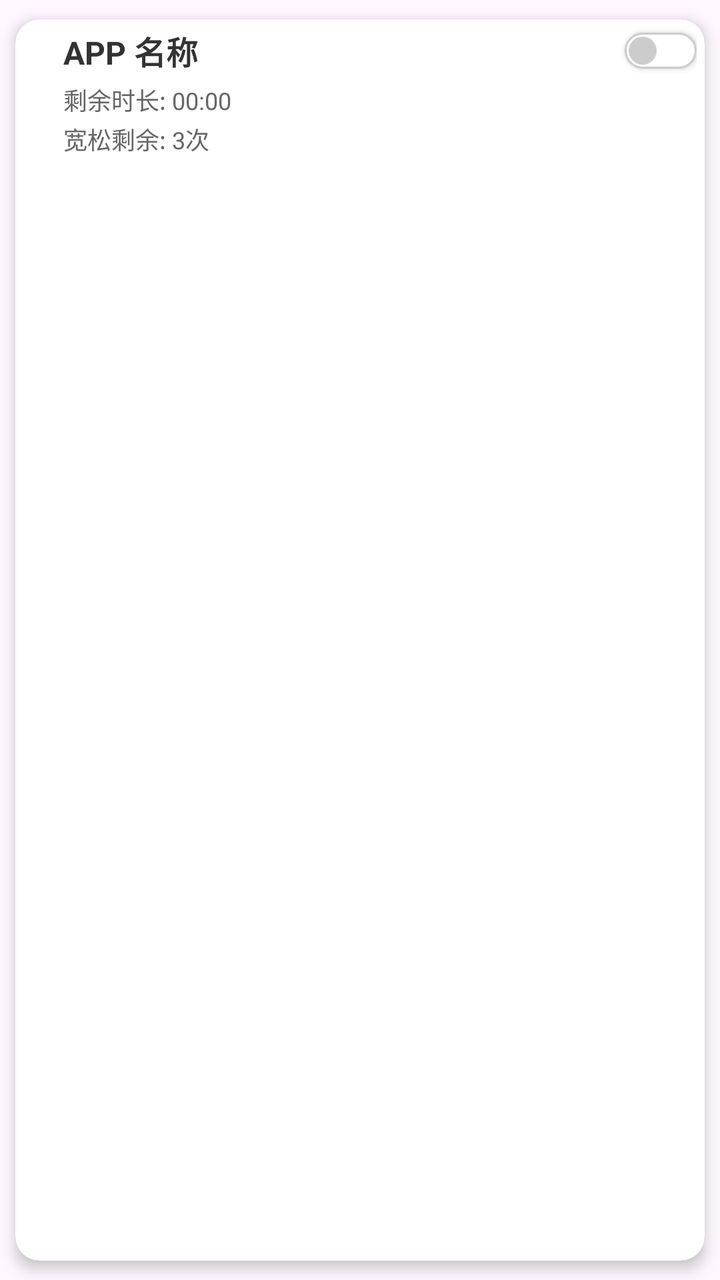
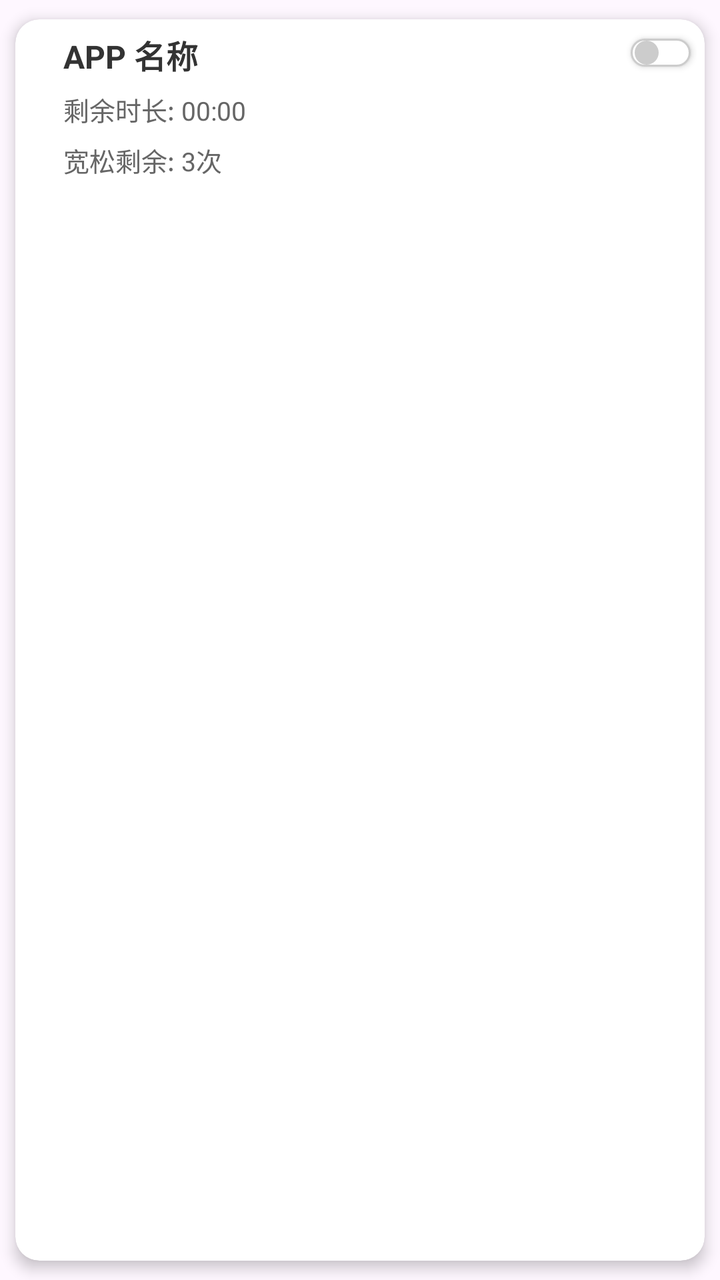

Screens rendered from an Android XML layout before and after an edit, with the pre-edit source and the edit as a unified diff.
<!-- AndroidManifest.xml: application theme Theme.Basic -->
<!-- res/layout/item_app_card.xml -->
<?xml version="1.0" encoding="utf-8"?>
<androidx.cardview.widget.CardView xmlns:android="http://schemas.android.com/apk/res/android"
    xmlns:app="http://schemas.android.com/apk/res-auto"
    android:layout_width="match_parent"
    android:layout_height="wrap_content"
    android:layout_marginTop="0dp"
    android:layout_marginBottom="1dp"
    android:layout_marginStart="2dp"
    android:layout_marginEnd="2dp"
    android:clickable="true"
    android:focusable="true"
    android:foreground="?android:attr/selectableItemBackground"
    app:cardCornerRadius="12dp"
    app:cardElevation="4dp"
    app:cardUseCompatPadding="true"
    app:cardBackgroundColor="#FFFFFF">

    <RelativeLayout
        android:layout_width="match_parent"
        android:layout_height="wrap_content"
        android:padding="4dp">

        
        <RelativeLayout
            android:id="@+id/row_top"
            android:layout_width="match_parent"
            android:layout_height="wrap_content"
            android:layout_alignParentTop="true">

            
            <TextView
                android:id="@+id/btn_delete_app"
                android:layout_width="20dp"
                android:layout_height="20dp"
                android:layout_alignParentStart="true"
                android:layout_centerVertical="true"
                android:background="?android:attr/selectableItemBackgroundBorderless"
                android:clickable="true"
                android:focusable="true"
                android:gravity="center"
                android:text="✕"
                android:textColor="#999999"
                android:textSize="14sp"
                android:textStyle="bold"
                android:visibility="gone" />

            
            <ToggleButton
                android:id="@+id/toggle_monitor"
                android:layout_width="36dp"
                android:layout_height="18dp"
                android:layout_alignParentEnd="true"
                android:layout_centerVertical="true"
                android:background="@drawable/toggle_switch_background"
                android:checked="false"
                android:textOff=""
                android:textOn="" />

            
            <TextView
                android:id="@+id/tv_app_name"
                android:layout_width="match_parent"
                android:layout_height="wrap_content"
                android:layout_alignParentStart="true"
                android:layout_toStartOf="@id/toggle_monitor"
                android:layout_centerVertical="true"
                android:paddingStart="20dp"
                android:paddingEnd="0dp"
                android:ellipsize="end"
                android:maxLines="2"
                android:gravity="center_vertical|start"
                android:text="APP 名称"
                android:textColor="#333333"
                android:textSize="16sp"
                android:textStyle="bold" />

        </RelativeLayout>

        
        <LinearLayout
            android:layout_width="match_parent"
            android:layout_height="wrap_content"
            android:layout_below="@id/row_top"
            android:orientation="vertical"
            android:gravity="start">

            <TextView
                android:id="@+id/tv_remaining_time"
                android:layout_width="wrap_content"
                android:layout_height="wrap_content"
                android:layout_marginStart="20dp"
                android:layout_marginTop="4dp"
                android:text="剩余时长: 00:00"
                android:textSize="12sp"
                android:textColor="#666666"
                android:maxLines="1"
                android:gravity="start" />

            <TextView
                android:id="@+id/tv_relaxed_count"
                android:layout_width="wrap_content"
                android:layout_height="wrap_content"
                android:layout_marginStart="20dp"
                android:layout_marginTop="2dp"
                android:text="宽松剩余: 3次"
                android:textSize="12sp"
                android:textColor="#666666"
                android:gravity="start" />

        </LinearLayout>

    </RelativeLayout>

</androidx.cardview.widget.CardView>
<!-- resources referenced by this layout -->
<resources>
  <!-- drawable toggle_switch_background (drawable) -->
  <?xml version="1.0" encoding="utf-8"?>
  <selector xmlns:android="http://schemas.android.com/apk/res/android">
      
      <item android:state_checked="true">
          <layer-list>
              
              <item>
                  <shape android:shape="rectangle">
                      <solid android:color="#4CAF50" />
                      <corners android:radius="9dp" />
                  </shape>
              </item>
              
              <item
                  android:width="14dp"
                  android:height="14dp"
                  android:end="2dp"
                  android:gravity="end|center_vertical">
                  <shape android:shape="oval">
                      <solid android:color="#FFFFFF" />
                  </shape>
              </item>
          </layer-list>
      </item>
  
      
      <item android:state_checked="false">
          <layer-list>
              
              <item>
                  <shape android:shape="rectangle">
                      <solid android:color="#FFFFFF" />
                      <stroke android:width="1dp" android:color="#CCCCCC" />
                      <corners android:radius="9dp" />
                  </shape>
              </item>
              
              <item
                  android:width="14dp"
                  android:height="14dp"
                  android:gravity="start|center_vertical"
                  android:start="2dp">
                  <shape android:shape="oval">
                      <solid android:color="#CCCCCC" />
                  </shape>
              </item>
          </layer-list>
      </item>
  </selector>
  <style name="Theme.Basic" parent="Base.Theme.Basic" />
  <style name="Base.Theme.Basic" parent="Theme.Material3.DayNight.NoActionBar">
          
          
      </style>
</resources>

<!-- the commit's change to res/layout/item_app_card.xml (unified diff, before → after) -->
@@ -2,11 +2,11 @@
 <androidx.cardview.widget.CardView xmlns:android="http://schemas.android.com/apk/res/android"
     xmlns:app="http://schemas.android.com/apk/res-auto"
     android:layout_width="match_parent"
-    android:layout_height="wrap_content"
+    android:layout_height="80dp"
     android:layout_marginTop="0dp"
     android:layout_marginBottom="1dp"
-    android:layout_marginStart="2dp"
-    android:layout_marginEnd="2dp"
+    android:layout_marginStart="1dp"
+    android:layout_marginEnd="1dp"
     android:clickable="true"
     android:focusable="true"
     android:foreground="?android:attr/selectableItemBackground"
@@ -66,8 +66,9 @@
                 android:layout_centerVertical="true"
                 android:paddingStart="20dp"
                 android:paddingEnd="0dp"
+                android:paddingTop="2dp"
                 android:ellipsize="end"
-                android:maxLines="2"
+                android:maxLines="1"
                 android:gravity="center_vertical|start"
                 android:text="APP 名称"
                 android:textColor="#333333"
@@ -89,9 +90,9 @@
                 android:layout_width="wrap_content"
                 android:layout_height="wrap_content"
                 android:layout_marginStart="20dp"
-                android:layout_marginTop="4dp"
+                android:layout_marginTop="6dp"
                 android:text="剩余时长: 00:00"
-                android:textSize="12sp"
+                android:textSize="13sp"
                 android:textColor="#666666"
                 android:maxLines="1"
                 android:gravity="start" />
@@ -101,9 +102,9 @@
                 android:layout_width="wrap_content"
                 android:layout_height="wrap_content"
                 android:layout_marginStart="20dp"
-                android:layout_marginTop="2dp"
+                android:layout_marginTop="6dp"
                 android:text="宽松剩余: 3次"
-                android:textSize="12sp"
+                android:textSize="13sp"
                 android:textColor="#666666"
                 android:gravity="start" />
 
<!-- resource entries referenced after the edit -->
@@ -5,49 +5,56 @@
   <selector xmlns:android="http://schemas.android.com/apk/res/android">
       
       <item android:state_checked="true">
-          <layer-list>
-              
-              <item>
-                  <shape android:shape="rectangle">
-                      <solid android:color="#4CAF50" />
-                      <corners android:radius="9dp" />
-                  </shape>
-              </item>
-              
-              <item
-                  android:width="14dp"
-                  android:height="14dp"
-                  android:end="2dp"
-                  android:gravity="end|center_vertical">
-                  <shape android:shape="oval">
-                      <solid android:color="#FFFFFF" />
-                  </shape>
-              </item>
-          </layer-list>
+          <inset
+              android:insetLeft="3dp"
+              android:insetTop="2dp"
+              android:insetRight="3dp"
+              android:insetBottom="2dp">
+              <layer-list>
+                  <item>
+                      <shape android:shape="rectangle">
+                          <solid android:color="#4CAF50" />
+                          <corners android:radius="7dp" />
+                      </shape>
+                  </item>
+                  <item
+                      android:width="12dp"
+                      android:height="12dp"
+                      android:end="2dp"
+                      android:gravity="end|center_vertical">
+                      <shape android:shape="oval">
+                          <solid android:color="#FFFFFF" />
+                      </shape>
+                  </item>
+              </layer-list>
+          </inset>
       </item>
   
-      
       <item android:state_checked="false">
-          <layer-list>
-              
-              <item>
-                  <shape android:shape="rectangle">
-                      <solid android:color="#FFFFFF" />
-                      <stroke android:width="1dp" android:color="#CCCCCC" />
-                      <corners android:radius="9dp" />
-                  </shape>
-              </item>
-              
-              <item
-                  android:width="14dp"
-                  android:height="14dp"
-                  android:gravity="start|center_vertical"
-                  android:start="2dp">
-                  <shape android:shape="oval">
-                      <solid android:color="#CCCCCC" />
-                  </shape>
-              </item>
-          </layer-list>
+          <inset
+              android:insetLeft="3dp"
+              android:insetTop="2dp"
+              android:insetRight="3dp"
+              android:insetBottom="2dp">
+              <layer-list>
+                  <item>
+                      <shape android:shape="rectangle">
+                          <solid android:color="#FFFFFF" />
+                          <stroke android:width="1dp" android:color="#CCCCCC" />
+                          <corners android:radius="7dp" />
+                      </shape>
+                  </item>
+                  <item
+                      android:width="12dp"
+                      android:height="12dp"
+                      android:start="2dp"
+                      android:gravity="start|center_vertical">
+                      <shape android:shape="oval">
+                          <solid android:color="#CCCCCC" />
+                      </shape>
+                  </item>
+              </layer-list>
+          </inset>
       </item>
   </selector>
   <style name="Theme.Basic" parent="Base.Theme.Basic" />
